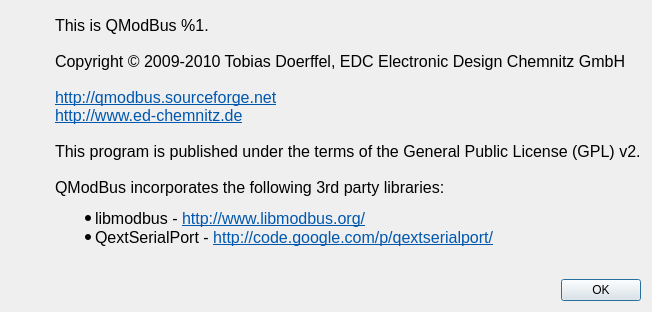
This is forms/about.ui in ed-chemnitz/qmodbus as Qt 5 draws it before an edit. The edited form follows.
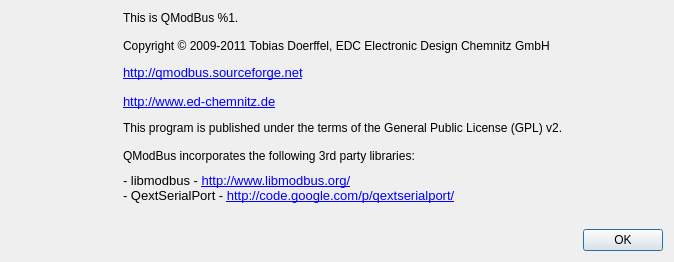
This is the edited form. Icons and pictures are not drawn.

Commit message: AboutDialog: updated copyright and minor UI improvements

The edit to the form file:
```diff
--- a/forms/about.ui
+++ b/forms/about.ui
@@ -6,8 +6,8 @@
    <rect>
     <x>0</x>
     <y>0</y>
-    <width>652</width>
-    <height>312</height>
+    <width>674</width>
+    <height>262</height>
    </rect>
   </property>
   <property name="windowTitle">
@@ -77,19 +77,88 @@
      </item>
      <item>
       <layout class="QVBoxLayout" name="verticalLayout">
+       <property name="spacing">
+        <number>10</number>
+       </property>
        <item>
         <widget class="QLabel" name="aboutTextLabel">
          <property name="text">
-          <string>&lt;!DOCTYPE HTML PUBLIC &quot;-//W3C//DTD HTML 4.0//EN&quot; &quot;http://www.w3.org/TR/REC-html40/strict.dtd&quot;&gt;
+          <string>This is QModBus %1.
+
+Copyright © 2009-2011 Tobias Doerffel, EDC Electronic Design Chemnitz GmbH</string>
+         </property>
+         <property name="textFormat">
+          <enum>Qt::PlainText</enum>
+         </property>
+         <property name="openExternalLinks">
+          <bool>true</bool>
+         </property>
+        </widget>
+       </item>
+       <item>
+        <widget class="QLabel" name="label">
+         <property name="text">
+          <string notr="true">&lt;!DOCTYPE HTML PUBLIC &quot;-//W3C//DTD HTML 4.0//EN&quot; &quot;http://www.w3.org/TR/REC-html40/strict.dtd&quot;&gt;
 &lt;html&gt;&lt;head&gt;&lt;meta name=&quot;qrichtext&quot; content=&quot;1&quot; /&gt;&lt;style type=&quot;text/css&quot;&gt;
 p, li { white-space: pre-wrap; }
-&lt;/style&gt;&lt;/head&gt;&lt;body style=&quot; font-family:'Linux Biolinum O'; font-size:12pt; font-weight:400; font-style:normal;&quot;&gt;
-&lt;p style=&quot; margin-top:0px; margin-bottom:0px; margin-left:0px; margin-right:0px; -qt-block-indent:0; text-indent:0px;&quot;&gt;This is QModBus %1.&lt;br /&gt;&lt;br /&gt;Copyright © 2009-2010 Tobias Doerffel, EDC Electronic Design Chemnitz GmbH&lt;br /&gt;&lt;br /&gt;&lt;a href=&quot;http://qmodbus.sourceforge.net&quot;&gt;&lt;span style=&quot; text-decoration: underline; color:#0057ae;&quot;&gt;http://qmodbus.sourceforge.net&lt;/span&gt;&lt;/a&gt;&lt;br /&gt;&lt;a href=&quot;http://www.ed-chemnitz.de&quot;&gt;&lt;span style=&quot; text-decoration: underline; color:#0057ae;&quot;&gt;http://www.ed-chemnitz.de&lt;/span&gt;&lt;/a&gt;&lt;br /&gt;&lt;br /&gt;This program is published under the terms of the General Public License (GPL) v2.&lt;br /&gt;&lt;br /&gt;QModBus incorporates the following 3rd party libraries:&lt;/p&gt;
-&lt;ul style=&quot;margin-top: 0px; margin-bottom: 0px; margin-left: 0px; margin-right: 0px; -qt-list-indent: 1;&quot;&gt;&lt;li style=&quot; margin-top:12px; margin-bottom:0px; margin-left:0px; margin-right:0px; -qt-block-indent:0; text-indent:0px;&quot;&gt;libmodbus - &lt;a href=&quot;http://www.libmodbus.org/&quot;&gt;&lt;span style=&quot; text-decoration: underline; color:#0057ae;&quot;&gt;http://www.libmodbus.org/&lt;/span&gt;&lt;/a&gt;&lt;/li&gt;
-&lt;li style=&quot; margin-top:0px; margin-bottom:12px; margin-left:0px; margin-right:0px; -qt-block-indent:0; text-indent:0px;&quot;&gt;QextSerialPort - &lt;a href=&quot;http://code.google.com/p/qextserialport/&quot;&gt;&lt;span style=&quot; text-decoration: underline; color:#0057ae;&quot;&gt;http://code.google.com/p/qextserialport/&lt;/span&gt;&lt;/a&gt;&lt;/li&gt;&lt;/ul&gt;&lt;/body&gt;&lt;/html&gt;</string>
+&lt;/style&gt;&lt;/head&gt;&lt;body style=&quot; font-family:'Sans'; font-size:10pt; font-weight:400; font-style:normal;&quot;&gt;
+&lt;p style=&quot; margin-top:0px; margin-bottom:0px; margin-left:0px; margin-right:0px; -qt-block-indent:0; text-indent:0px;&quot;&gt;&lt;a href=&quot;http://qmodbus.sourceforge.net&quot;&gt;&lt;span style=&quot; text-decoration: underline; color:#0000ff;&quot;&gt;http://qmodbus.sourceforge.net&lt;/span&gt;&lt;/a&gt;&lt;/p&gt;&lt;/body&gt;&lt;/html&gt;</string>
          </property>
          <property name="textFormat">
           <enum>Qt::RichText</enum>
+         </property>
+         <property name="openExternalLinks">
+          <bool>true</bool>
+         </property>
+        </widget>
+       </item>
+       <item>
+        <widget class="QLabel" name="label_3">
+         <property name="text">
+          <string notr="true">&lt;!DOCTYPE HTML PUBLIC &quot;-//W3C//DTD HTML 4.0//EN&quot; &quot;http://www.w3.org/TR/REC-html40/strict.dtd&quot;&gt;
+&lt;html&gt;&lt;head&gt;&lt;meta name=&quot;qrichtext&quot; content=&quot;1&quot; /&gt;&lt;style type=&quot;text/css&quot;&gt;
+p, li { white-space: pre-wrap; }
+&lt;/style&gt;&lt;/head&gt;&lt;body style=&quot; font-family:'Sans'; font-size:10pt; font-weight:400; font-style:normal;&quot;&gt;
+&lt;p style=&quot; margin-top:0px; margin-bottom:0px; margin-left:0px; margin-right:0px; -qt-block-indent:0; text-indent:0px;&quot;&gt;&lt;a href=&quot;http://www.ed-chemnitz.de&quot;&gt;&lt;span style=&quot; text-decoration: underline; color:#0000ff;&quot;&gt;http://www.ed-chemnitz.de&lt;/span&gt;&lt;/a&gt;&lt;/p&gt;&lt;/body&gt;&lt;/html&gt;</string>
+         </property>
+         <property name="textFormat">
+          <enum>Qt::RichText</enum>
+         </property>
+         <property name="openExternalLinks">
+          <bool>true</bool>
+         </property>
+        </widget>
+       </item>
+       <item>
+        <widget class="QLabel" name="aboutTextLabel_2">
+         <property name="text">
+          <string>This program is published under the terms of the General Public License (GPL) v2.
+
+QModBus incorporates the following 3rd party libraries:</string>
+         </property>
+         <property name="textFormat">
+          <enum>Qt::PlainText</enum>
+         </property>
+         <property name="openExternalLinks">
+          <bool>true</bool>
+         </property>
+        </widget>
+       </item>
+       <item>
+        <widget class="QLabel" name="aboutTextLabel_3">
+         <property name="text">
+          <string notr="true">&lt;!DOCTYPE HTML PUBLIC &quot;-//W3C//DTD HTML 4.0//EN&quot; &quot;http://www.w3.org/TR/REC-html40/strict.dtd&quot;&gt;
+&lt;html&gt;&lt;head&gt;&lt;meta name=&quot;qrichtext&quot; content=&quot;1&quot; /&gt;&lt;style type=&quot;text/css&quot;&gt;
+p, li { white-space: pre-wrap; }
+&lt;/style&gt;&lt;/head&gt;&lt;body style=&quot; font-family:'Sans'; font-size:10pt; font-weight:400; font-style:normal;&quot;&gt;
+&lt;p style=&quot; margin-top:0px; margin-bottom:0px; margin-left:0px; margin-right:0px; -qt-block-indent:0; text-indent:0px;&quot;&gt;- libmodbus - &lt;a href=&quot;http://www.libmodbus.org/&quot;&gt;&lt;span style=&quot; text-decoration: underline; color:#0000ff;&quot;&gt;http://www.libmodbus.org/&lt;/span&gt;&lt;/a&gt;&lt;/p&gt;
+&lt;p style=&quot; margin-top:0px; margin-bottom:0px; margin-left:0px; margin-right:0px; -qt-block-indent:0; text-indent:0px;&quot;&gt;- QextSerialPort - &lt;a href=&quot;http://code.google.com/p/qextserialport/&quot;&gt;&lt;span style=&quot; text-decoration: underline; color:#0000ff;&quot;&gt;http://code.google.com/p/qextserialport/&lt;/span&gt;&lt;/a&gt;&lt;/p&gt;&lt;/body&gt;&lt;/html&gt;</string>
+         </property>
+         <property name="textFormat">
+          <enum>Qt::RichText</enum>
+         </property>
+         <property name="openExternalLinks">
+          <bool>true</bool>
          </property>
         </widget>
        </item>
```
